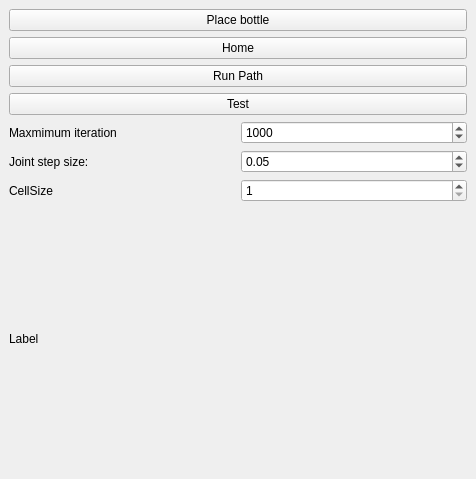
Before: the Qt Designer form RoviSamplePlugin/src/SamplePlugin.ui in mathujeyanth/Advanced_Robotics, drawn with Qt 5.
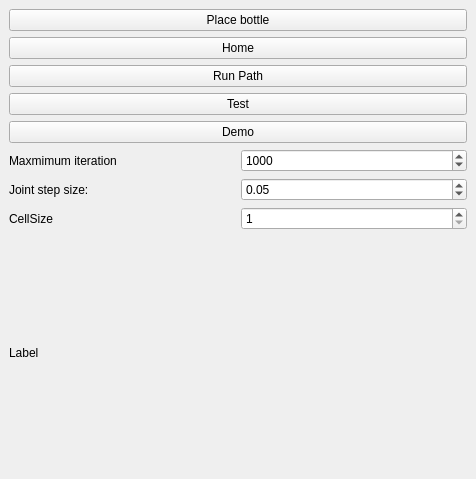
After: the same form once the commit is applied.

Patch:
```diff
--- a/RoviSamplePlugin/src/SamplePlugin.ui
+++ b/RoviSamplePlugin/src/SamplePlugin.ui
@@ -45,6 +45,13 @@
         </property>
        </widget>
       </item>
+      <item>
+       <widget class="QPushButton" name="_demo">
+        <property name="text">
+         <string>Demo</string>
+        </property>
+       </widget>
+      </item>
       <item>
        <layout class="QHBoxLayout" name="horizontalLayout">
         <item>
```
